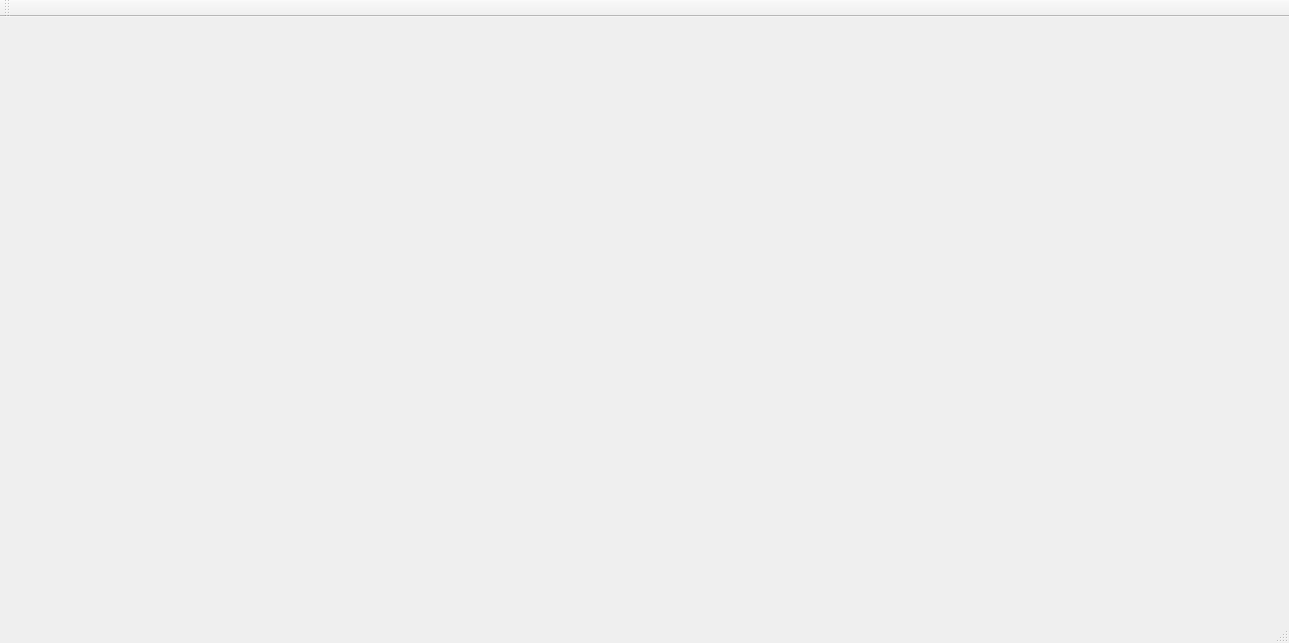
First picture: the form in tank/mainwindow.ui, repository AbidHasanZidane/Tank1990, before the edit.
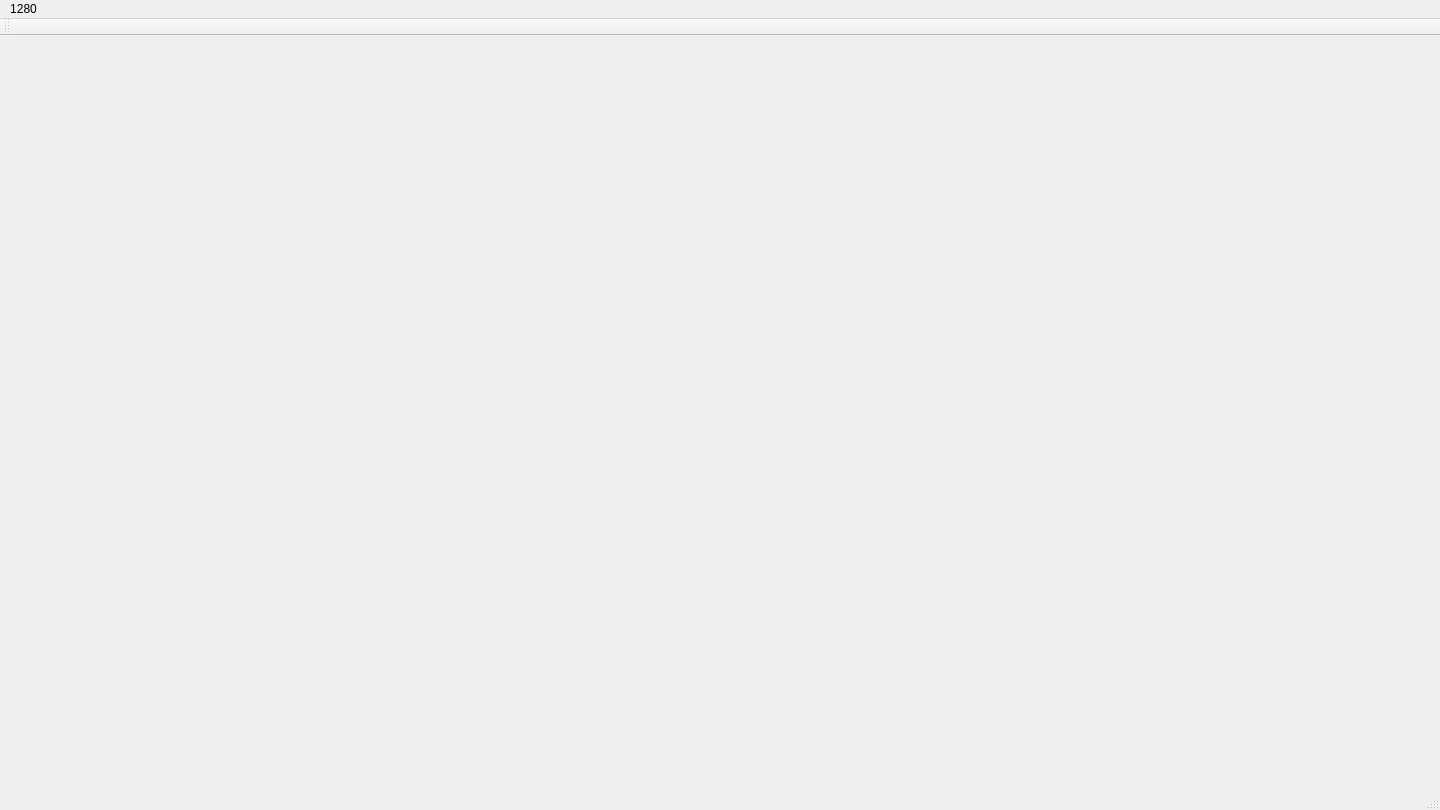
Second picture: the form after the edit.

```diff
--- a/tank/mainwindow.ui
+++ b/tank/mainwindow.ui
@@ -6,8 +6,8 @@
    <rect>
     <x>0</x>
     <y>0</y>
-    <width>1289</width>
-    <height>643</height>
+    <width>1440</width>
+    <height>810</height>
    </rect>
   </property>
   <property name="windowTitle">
@@ -19,10 +19,16 @@
     <rect>
      <x>0</x>
      <y>0</y>
-     <width>1289</width>
+     <width>1440</width>
      <height>26</height>
     </rect>
    </property>
+   <widget class="QMenu" name="menu1280">
+    <property name="title">
+     <string>1280</string>
+    </property>
+   </widget>
+   <addaction name="menu1280"/>
   </widget>
   <widget class="QToolBar" name="mainToolBar">
    <attribute name="toolBarArea">
```
